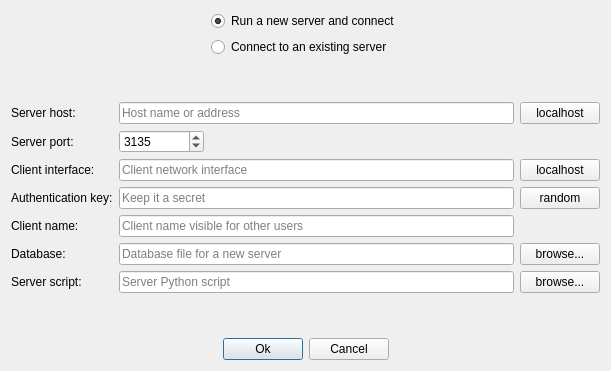
First picture: the form in src/ui/connectiondialog.ui, repository codilime/veles, before the edit.
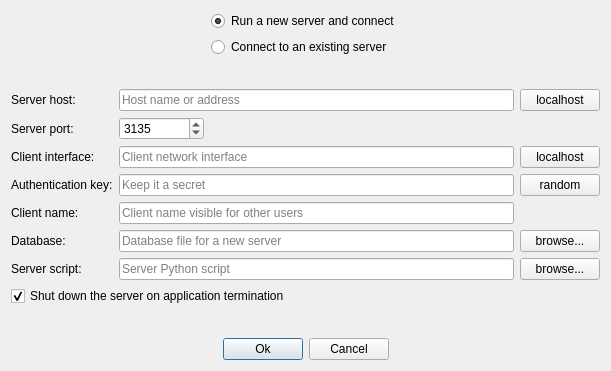
Second picture: the form after the edit.

Commit message: Locally created server can be shut down when UI is closed

The edit to the form file:
```diff
--- a/src/ui/connectiondialog.ui
+++ b/src/ui/connectiondialog.ui
@@ -251,6 +251,16 @@
        </property>
       </widget>
      </item>
+     <item row="7" column="0" colspan="3">
+      <widget class="QCheckBox" name="shut_down_server_check_box">
+       <property name="text">
+        <string>Shut down the server on application termination</string>
+       </property>
+       <property name="checked">
+        <bool>true</bool>
+       </property>
+      </widget>
+     </item>
     </layout>
    </item>
    <item>
```
Left out of the diff: 32 changed lines with no effect on the pictures. The commit also changes 4 other files.
